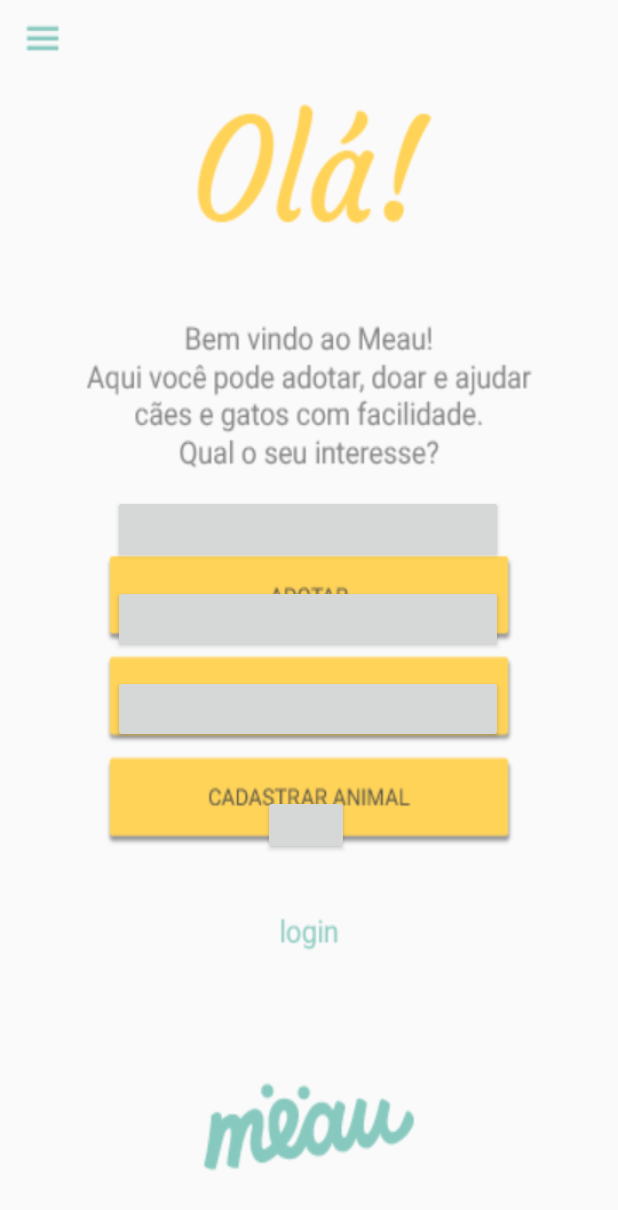
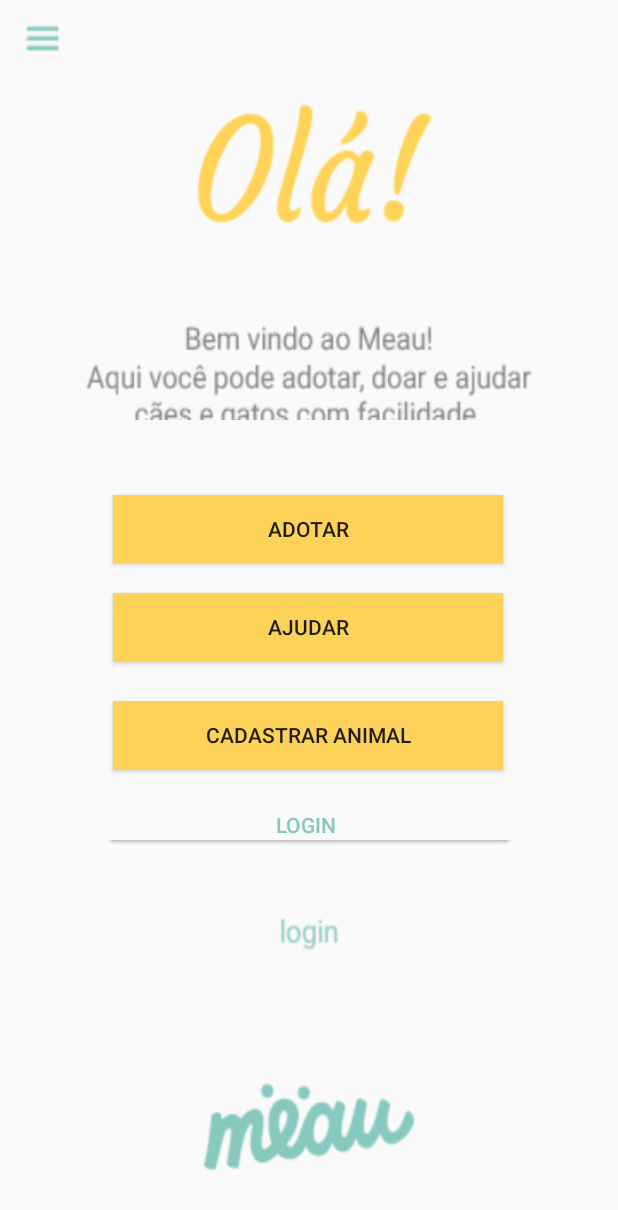
Before and after one commit to AndreSouto/DesApp, an Android app: the IntroActivity screen opened directly, with no data from a screen before it, on a phone screen of 412 x 824 dp. Shown: the top 1210 px of the screen. Run offline under Robolectric (Android 15) with nearby library versions, the phone set to English and light mode, and no system bars.

Commit message:
Novas telas

```diff
--- a/Meau/app/src/main/AndroidManifest.xml
+++ b/Meau/app/src/main/AndroidManifest.xml
@@ -9,7 +9,9 @@
         android:roundIcon="@mipmap/ic_launcher_round"
         android:supportsRtl="true"
         android:theme="@style/AppTheme">
-        <activity android:name=".LoginPessoal"></activity>
+        <activity android:name=".AjudarActivity"></activity>
+        <activity android:name=".AdotarActivity" />
+        <activity android:name=".LoginPessoal" />
         <activity android:name=".CadastroPessoal" />
         <activity android:name=".IntroActivity" />
         <activity android:name=".MainActivity">
--- a/Meau/app/src/main/java/com/example/meau/IntroActivity.java
+++ b/Meau/app/src/main/java/com/example/meau/IntroActivity.java
@@ -8,43 +8,10 @@ import android.widget.Button;
 
 public class IntroActivity extends AppCompatActivity {
 
-    Button menu,adotar,ajudar,cadastrar,login;
-
     @Override
     protected void onCreate(Bundle savedInstanceState) {
         super.onCreate(savedInstanceState);
         setContentView(R.layout.activity_intro);
-
-        // Buttons
-        menu = findViewById(R.id.menu);
-        adotar = findViewById(R.id.adotar);
-        ajudar = findViewById(R.id.ajudar);
-        cadastrar = findViewById(R.id.cadastrar);
-        login = findViewById(R.id.login);
-
-//        menu.setOnClickListener(new View.OnClickListener() {
-//            @Override
-//            public void onClick(View v) {
-//                startActivity(new Intent(calc.this,Settings.class));
-//                finish();
-//            }
-//        });
-
-//        adotar.setOnClickListener(new View.OnClickListener() {
-//            @Override
-//            public void onClick(View v) {
-//                startActivity(new Intent(calc.this,Settings.class));
-//                finish();
-//            }
-//        });
-
-//        ajudar.setOnClickListener(new View.OnClickListener() {
-//            @Override
-//            public void onClick(View v) {
-//                startActivity(new Intent(calc.this,Settings.class));
-//                finish();
-//            }
-//        });
 
     }
 
@@ -59,4 +26,17 @@ public class IntroActivity extends AppCompatActivity {
         Intent intent = new Intent(this, CadastroPessoal.class);
         startActivity(intent);
     }
+
+    /* Changing activity when touching anywhere on the screen */
+    public void AjudarScreen(View view) {
+        Intent intent = new Intent(this, AjudarActivity.class);
+        startActivity(intent);
+    }
+
+    /* Changing activity when touching anywhere on the screen */
+    public void AdotarScreen(View view) {
+        Intent intent = new Intent(this, AdotarActivity.class);
+        startActivity(intent);
+    }
+
 }
--- a/Meau/app/src/main/res/layout/activity_intro.xml
+++ b/Meau/app/src/main/res/layout/activity_intro.xml
@@ -1,5 +1,6 @@
 <?xml version="1.0" encoding="utf-8"?>
 <RelativeLayout xmlns:android="http://schemas.android.com/apk/res/android"
+    xmlns:app="http://schemas.android.com/apk/res-auto"
     xmlns:tools="http://schemas.android.com/tools"
     android:layout_width="match_parent"
     android:layout_height="match_parent"
@@ -9,7 +10,7 @@
     <Button
         android:id="@+id/menu"
         android:layout_width="50dp"
-        android:layout_height="45dp"
+        android:layout_height="30dp"
         android:background="#00FFFFFF"
         android:visibility="visible" />
 
@@ -19,6 +20,10 @@
         android:layout_height="45dp"
         android:layout_marginLeft="75dip"
         android:layout_marginTop="330dip"
+        android:layout_marginBottom="15dp"
+        android:background="#FDD258"
+        android:onClick="AdotarScreen"
+        android:text="ADOTAR"
         android:visibility="visible" />
 
     <Button
@@ -26,7 +31,10 @@
         android:layout_width="260dp"
         android:layout_height="45dp"
         android:layout_marginLeft="75dip"
-        android:layout_marginTop="390dip"
+        android:layout_marginTop="395dip"
+        android:background="#FDD258"
+        android:onClick="AjudarScreen"
+        android:text="AJUDAR"
         android:visibility="visible" />
 
     <Button
@@ -34,8 +42,10 @@
         android:layout_width="260dp"
         android:layout_height="45dp"
         android:layout_marginLeft="75dip"
-        android:layout_marginTop="450dip"
+        android:layout_marginTop="467dip"
+        android:background="#FDD258"
         android:onClick="CadastroPessoalScreen"
+        android:text="CADASTRAR ANIMAL"
         android:visibility="visible" />
 
     <Button
@@ -44,7 +54,18 @@
         android:layout_height="40dp"
         android:layout_marginLeft="175dip"
         android:layout_marginTop="530dip"
+        android:background="#00FFFFFF"
         android:onClick="LoginPessoalScreen"
+        android:text="Login"
+        android:textColor="#87C8BE"
         android:visibility="visible" />
 
+    <ImageView
+        android:id="@+id/imageView"
+        android:layout_width="350dp"
+        android:layout_height="280dp"
+        android:layout_marginLeft="35dip"
+        android:layout_marginTop="280dip"
+        android:background="#F9F9F9" />
+
 </RelativeLayout>
```
Also changed, not shown: Meau/app/src/main/java/com/example/meau/AdotarActivity.java (added, +13 -0 lines), Meau/app/src/main/java/com/example/meau/AjudarActivity.java (added, +13 -0 lines), Meau/app/src/main/res/layout/activity_adotar.xml (added, +10 -0 lines), Meau/app/src/main/res/layout/activity_ajudar.xml (added, +10 -0 lines), Meau/app/src/main/res/drawable/adotar.png (added), Meau/app/src/main/res/drawable/ajudar.png (added).
